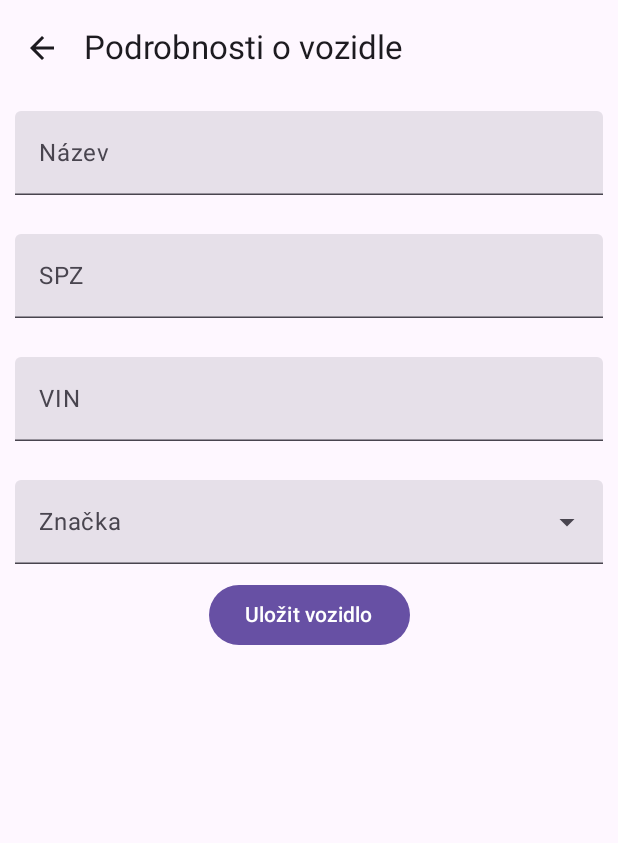
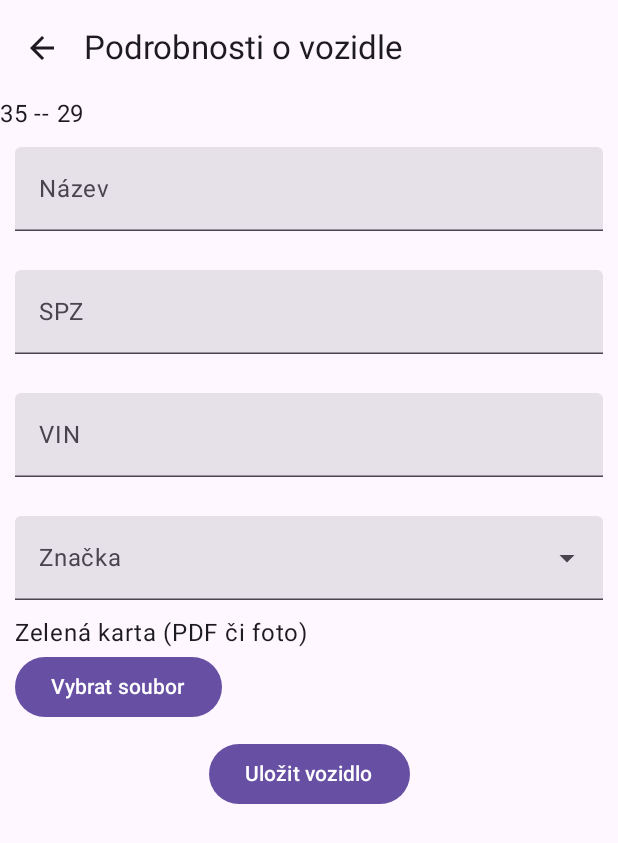
Before and after one commit to MartinWeiss01/garager-android, an Android app built with Jetpack Compose: the screen it shows after launch (MainActivity), after a tap on "Přidat vozidlo", on a phone screen of 412 x 824 dp. Shown: the top 843 px of the screen. Run offline under Robolectric (Android 15) with nearby library versions, the phone set to English and light mode, and no system bars; our stand-ins replace Room's generated code.

Commit message:
ci(AddEditVeh): add file picker button
Temporary solution to see behavior on different Android versions (tested on Droid 9/API 28 & Droid 12/API 31)

```diff
--- a/Garager/app/src/main/java/cz/martinweiss/garager/ui/screens/vehicleAddEdit/Screen.kt
+++ b/Garager/app/src/main/java/cz/martinweiss/garager/ui/screens/vehicleAddEdit/Screen.kt
@@ -69,6 +69,7 @@ fun AddEditVehicleContent(
     actions: AddEditVehicleViewModel,
     data: AddEditVehicleData
 ) {
+    Text(text = "${Build.VERSION.SDK_INT} -- ${Build.VERSION_CODES.Q}")
     var expanded by remember { mutableStateOf(false) }
 
     Column(
@@ -130,6 +131,8 @@ fun AddEditVehicleContent(
             }
         }
 
+        FilePickerDev()
+
         Row(
             Modifier.fillMaxWidth(),
             horizontalArrangement = Arrangement.Center
@@ -145,3 +148,66 @@ fun AddEditVehicleContent(
         }
     }
 }
+
+@Composable
+fun FilePickerDev() {
+    val context = LocalContext.current
+    val result = remember { mutableStateOf<Uri?>(null) }
+
+    var bitmap by remember {
+        mutableStateOf<Bitmap?>(null)
+    }
+
+    // Android 10+ (API Level 29+), permissions not required
+    val launcher = rememberLauncherForActivityResult(ActivityResultContracts.OpenDocument()) {
+        result.value = it
+        if(it == null) {
+            Log.d("[ ################### ]", "Selected URI is null")
+        } else {
+            var fileContent = context.contentResolver.openInputStream(it)?.readBytes()
+            bitmap = fileContent?.let { BitmapFactory.decodeByteArray(fileContent, 0, it.size) }
+            Log.d("[ ################### ]", it.toString())
+            //Log.d("[ ################### ]", fileContent.toString())
+        }
+    }
+
+    // Android <10 (API Level <29), permissions required
+    val permissionLauncher = rememberLauncherForActivityResult(ActivityResultContracts.RequestPermission()) { isGranted ->
+        if (isGranted) {
+            launcher.launch(arrayOf("application/pdf", "image/*"))
+        } else {
+            Toast.makeText(context, "Oprávnění bylo zamítnuto", Toast.LENGTH_SHORT).show()
+        }
+    }
+
+    Column() {
+        Text(text = stringResource(id = R.string.add_edit_vehicle_file_field))
+        Button(onClick = {
+            if (Build.VERSION.SDK_INT < Build.VERSION_CODES.Q) {
+                permissionLauncher.launch(Manifest.permission.READ_EXTERNAL_STORAGE)
+            } else {
+                launcher.launch(arrayOf("application/pdf", "image/*"))
+            }
+        }) {
+            Text(text = stringResource(id = R.string.add_edit_vehicle_upload_file))
+        }
+    }
+
+    var scale by remember { mutableStateOf(1f) }
+    val state = rememberTransformableState { zoomChange, _, _ ->
+        scale *= zoomChange
+    }
+
+    if(bitmap != null) {
+        Box(
+            Modifier
+                .transformable(state = state)
+        ) {
+            Image(
+                bitmap!!.asImageBitmap(),
+                contentDescription = null,
+                modifier = Modifier.scale(scale)
+            )
+        }
+    }
+}
```
